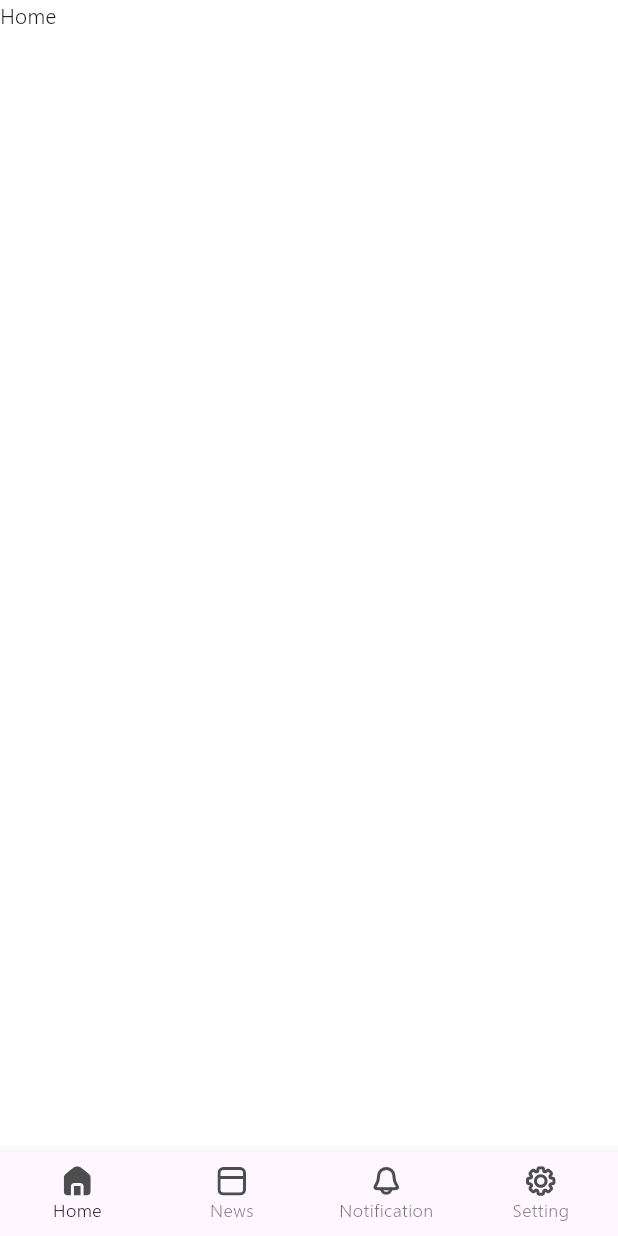
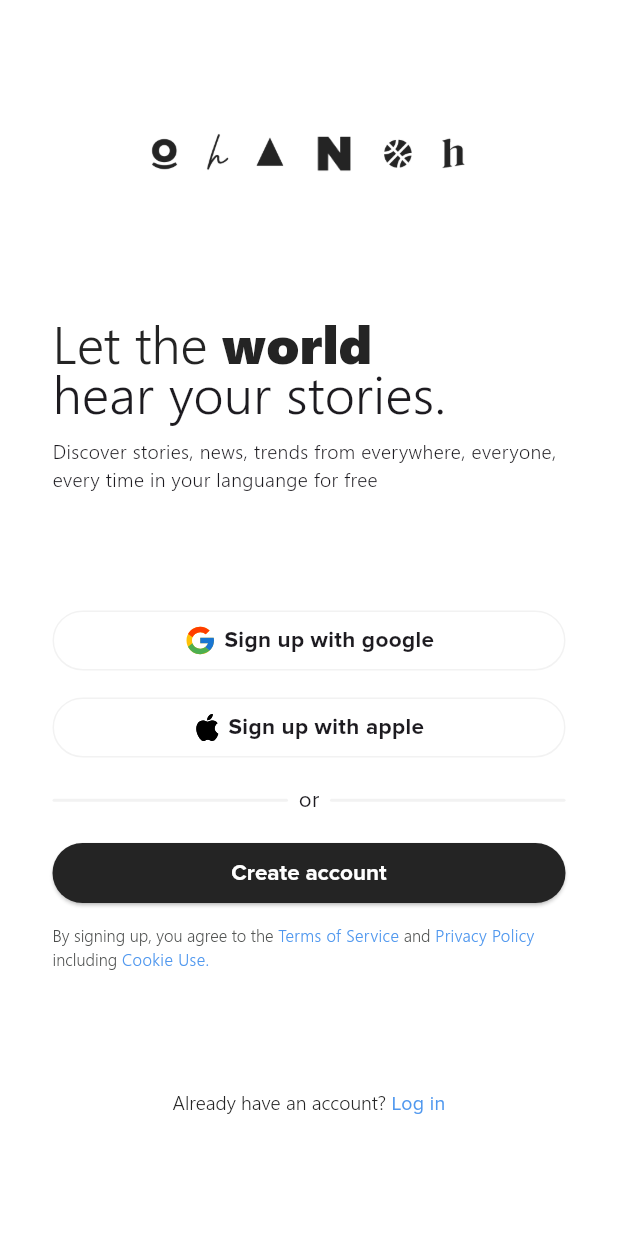
Before and after one commit to singgiaditya/NOWDOTS-Social-News, a Flutter app: the screen it shows after launch, on a phone screen of 412 x 824 dp. Run offline on Flutter 3.47's test engine with Material 3 defaults, Android fonts, the phone set to English and light mode, and no system bars; our stand-ins replace flutter_svg, go_router; project files that could hold a hidden picture were left out.

Commit message:
feat: auth - slicing sign in pages - slicing boarding page

```diff
--- a/lib/src/config/routes/route.dart
+++ b/lib/src/config/routes/route.dart
@@ -1,9 +1,11 @@
 import 'package:flutter/cupertino.dart';
 import 'package:go_router/go_router.dart';
+import 'package:nowdots_social_news/src/presentation/auth/pages/boarding/boarding_view.dart';
+import 'package:nowdots_social_news/src/presentation/auth/pages/sign_in/sign_in_email_username_view.dart';
+import 'package:nowdots_social_news/src/presentation/auth/pages/sign_in/sign_in_view.dart';
 import 'package:nowdots_social_news/src/presentation/init_page.dart';
 
 class AppRoute {
-
   static final _rootNavigatorKey = GlobalKey<NavigatorState>();
 
   // Home
@@ -26,9 +28,10 @@ class AppRoute {
     debugLabel: 'Settings',
   );
 
-  static GoRouter router =
-      GoRouter(
-        navigatorKey: _rootNavigatorKey, initialLocation: "/home", routes: [
+  static GoRouter router = GoRouter(
+      navigatorKey: _rootNavigatorKey,
+      initialLocation: "/boarding",
+      routes: [
         StatefulShellRoute.indexedStack(
             builder: (context, state, navigationShell) {
               return InitPage(navigationShell: navigationShell);
@@ -50,7 +53,9 @@ class AppRoute {
                   builder: (context, state) => const Text("News"),
                 ),
               ]),
-          StatefulShellBranch(navigatorKey: _shellNavigatorNotifications, routes: [
+              StatefulShellBranch(
+                  navigatorKey: _shellNavigatorNotifications,
+                  routes: [
                     GoRoute(
                       parentNavigatorKey: _shellNavigatorNotifications,
                       path: "/notifications",
@@ -58,7 +63,9 @@ class AppRoute {
                       builder: (context, state) => const Text("Notifications"),
                     ),
                   ]),
-          StatefulShellBranch(navigatorKey: _shellNavigatorSettings, routes: [
+              StatefulShellBranch(
+                  navigatorKey: _shellNavigatorSettings,
+                  routes: [
                     GoRoute(
                       parentNavigatorKey: _shellNavigatorSettings,
                       path: "/settings",
@@ -66,6 +73,24 @@ class AppRoute {
                       builder: (context, state) => const Text("Settings"),
                     ),
                   ]),
-        ])
+            ]),
+        GoRoute(
+          parentNavigatorKey: _rootNavigatorKey,
+          path: "/boarding",
+          name: "boarding",
+          builder: (context, state) => const BoardingView(),
+        ),
+        GoRoute(
+          parentNavigatorKey: _rootNavigatorKey,
+          path: "/sign-in",
+          name: "sign-in",
+          builder: (context, state) => const SignInView(),
+        ),
+        GoRoute(
+          parentNavigatorKey: _rootNavigatorKey,
+          path: "/sign-in-email",
+          name: "sign-in-email",
+          builder: (context, state) => const SignInEmailUsernameView(),
+        )
       ]);
 }
--- a/lib/src/config/themes/app_colors.dart
+++ b/lib/src/config/themes/app_colors.dart
@@ -4,7 +4,7 @@ Color primaryColor = const Color.fromRGBO(36, 36, 36, 1);
 Color subColor = const Color.fromRGBO(76, 78, 77, 1);
 Color thirdColor = const Color.fromRGBO(87, 99, 113, 1);
 Color boxColor = const Color.fromRGBO(242, 242, 242, 1);
-Color buttonColor = const Color.fromRGBO(76, 151, 38, 1);
+Color buttonColor = const Color.fromRGBO(79, 151, 238, 1);
 
 Color score2Color = const Color.fromRGBO(255, 0, 0, 1);
 Color score3Color = const Color.fromRGBO(255, 122, 0, 1);
--- a/lib/src/core/constant/icons.dart
+++ b/lib/src/core/constant/icons.dart
@@ -10,3 +10,6 @@ const notificationOutline = "assets/icons/notification_outline.svg";
 //setting
 const settingFilled = "assets/icons/setting_filled.svg";
 const settingOutline = "assets/icons/setting_outline.svg";
+
+const googleIcon = "assets/icons/google_icon.svg";
+const appleIcon = "assets/icons/apple_icon.svg";
--- a/lib/src/core/constant/images.dart
+++ b/lib/src/core/constant/images.dart
@@ -1,2 +1,3 @@
 const forgotPasswordImage = "assets/images/forgot_password_image.png";
 const signupImage = "assets/images/signup_images.png";
+const signinImage = "assets/images/signin_images.png";
--- /dev/null
+++ b/lib/src/core/constant/logos.dart
@@ -0,0 +1,6 @@
+const nowdotsLogo = "assets/logos/nowdots_logo.png";
+const nowfoodieLogo = "assets/logos/nowfoodie_logo.png";
+const nowherLogo = "assets/logos/nowher_logo.png";
+const nowhypeLogo = "assets/logos/nowhype_logo.png";
+const nowplayLogo = "assets/logos/nowplay_logo.png";
+const nowsportsLogo = "assets/logos/nowsports_logo.png";
--- /dev/null
+++ b/lib/src/presentation/auth/pages/boarding/boarding_view.dart
@@ -0,0 +1,172 @@
+import 'package:flutter/material.dart';
+import 'package:go_router/go_router.dart';
+import 'package:nowdots_social_news/src/config/themes/app_colors.dart';
+import 'package:nowdots_social_news/src/config/themes/app_textstyles.dart';
+import 'package:nowdots_social_news/src/core/constant/icons.dart';
+import 'package:nowdots_social_news/src/presentation/auth/widgets/custom_divider.dart';
+import 'package:nowdots_social_news/src/presentation/auth/widgets/dark_button.dart';
+import 'package:nowdots_social_news/src/presentation/auth/widgets/logo_list.dart';
+import 'package:nowdots_social_news/src/presentation/auth/widgets/sign_button.dart';
+
+class BoardingView extends StatelessWidget {
+  const BoardingView({super.key});
+
+  @override
+  Widget build(BuildContext context) {
+    return Scaffold(
+        body: SingleChildScrollView(
+      child: SafeArea(
+          child: Container(
+        constraints: BoxConstraints(
+          minHeight: MediaQuery.of(context).size.height,
+        ),
+        padding: const EdgeInsets.symmetric(horizontal: 35),
+        child: Column(
+          mainAxisAlignment: MainAxisAlignment.spaceEvenly,
+          crossAxisAlignment: CrossAxisAlignment.start,
+          children: [
+            const LogoList(),
+            _buildTitle(),
+            _buildSignUpButton(),
+            _buildSignInTextButton(context)
+          ],
+        ),
+      )),
+    ));
+  }
+
+  Center _buildSignInTextButton(BuildContext context) {
+    return Center(
+      child: RichText(
+          text: TextSpan(
+              text: "Already have an account? ",
+              style: regularSegoeUITextStyle.copyWith(
+                  fontSize: 13, color: primaryColor),
+              children: [
+            WidgetSpan(
+                alignment: PlaceholderAlignment.baseline,
+                baseline: TextBaseline.alphabetic,
+                child: GestureDetector(
+                    onTap: () {
+                      context.goNamed("sign-in");
+                    },
+                    child: Text(
+                      "Log in",
+                      style: regularProximaNovaTextStyle.copyWith(
+                          fontSize: 13, color: buttonColor),
+                    )))
+          ])),
+    );
+  }
+
+  Column _buildSignUpButton() {
+    return Column(
+      children: [
+        const IconSignButton(label: "Sign up with google", svg: googleIcon),
+        const SizedBox(
+          height: 18,
+        ),
+        const IconSignButton(label: "Sign up with apple", svg: appleIcon),
+        const SizedBox(
+          height: 18,
+        ),
+        const CustomDivider(),
+        const SizedBox(
+          height: 18,
+        ),
+        DarkButton(
+          label: "Create account",
+          onTap: (){},
+        ),
+        const SizedBox(
+          height: 14,
+        ),
+        const _BuildTermsOfService(),
+      ],
+    );
+  }
+
+  Column _buildTitle() {
+    return Column(
+      crossAxisAlignment: CrossAxisAlignment.start,
+      children: [
+        RichText(
+          textAlign: TextAlign.start,
+          text: TextSpan(
+              text: "Let the ",
+              style: regularSegoeUITextStyle.copyWith(
+                  fontSize: 35, color: primaryColor),
+              children: [
+                TextSpan(
+                    text: "world",
+                    style: titleSegoeUITextStyle.copyWith(fontSize: 35)),
+              ]),
+        ),
+        Text(
+          "hear your stories.",
+          style: regularSegoeUITextStyle.copyWith(fontSize: 35, height: 0.5),
+        ),
+        const SizedBox(
+          height: 20,
+        ),
+        Text(
+          "Discover stories, news, trends from everywhere, everyone, every time in your languange for free",
+          style: regularSegoeUITextStyle.copyWith(fontSize: 13),
+        ),
+      ],
+    );
+  }
+}
+
+class _BuildTermsOfService extends StatelessWidget {
+  const _BuildTermsOfService();
+
+  @override
+  Widget build(BuildContext context) {
+    return RichText(
+        text: TextSpan(
+            text: "By signing up, you agree to the ",
+            style:
+                regularSegoeUITextStyle.copyWith(fontSize: 11, color: subColor),
+            children: [
+          WidgetSpan(
+              alignment: PlaceholderAlignment.baseline,
+              baseline: TextBaseline.alphabetic,
+              child: InkWell(
+                  onTap: () {},
+                  child: Text(
+                    "Terms of Service",
+                    style: regularSegoeUITextStyle.copyWith(
+                        fontSize: 11, color: buttonColor),
+                  ))),
+          TextSpan(
+              text: " and ",
+              style: regularSegoeUITextStyle.copyWith(
+                  fontSize: 11, color: subColor)),
+          WidgetSpan(
+              alignment: PlaceholderAlignment.baseline,
+              baseline: TextBaseline.alphabetic,
+              child: InkWell(
+                  onTap: () {},
+                  child: Text(
+                    "Privacy Policy",
+                    style: regularSegoeUITextStyle.copyWith(
+                        fontSize: 11, color: buttonColor),
+                  ))),
+          TextSpan(
+              text: " including ",
+              style: regularSegoeUITextStyle.copyWith(
+                  fontSize: 11, color: subColor)),
+          WidgetSpan(
+              alignment: PlaceholderAlignment.baseline,
+              baseline: TextBaseline.alphabetic,
+              child: InkWell(
+                  onTap: () {},
+                  child: Text(
+                    "Cookie Use.",
+                    style: regularSegoeUITextStyle.copyWith(
+                        fontSize: 11, color: buttonColor),
+                  ))),
+        ]));
+  }
+}
--- /dev/null
+++ b/lib/src/presentation/auth/widgets/custom_divider.dart
@@ -0,0 +1,39 @@
+import 'package:flutter/material.dart';
+import 'package:nowdots_social_news/src/config/themes/app_colors.dart';
+import 'package:nowdots_social_news/src/config/themes/app_textstyles.dart';
+
+class CustomDivider extends StatelessWidget {
+  const CustomDivider({
+    super.key,
+  });
+
+  @override
+  Widget build(BuildContext context) {
+    return Row(
+      children: [
+        Expanded(
+          child: Container(
+              height: 2,
+              decoration: BoxDecoration(
+                  borderRadius: BorderRadius.circular(16), color: boxColor)),
+        ),
+        const SizedBox(
+          width: 7,
+        ),
+        Text(
+          "or",
+          style: regularProximaNovaTextStyle.copyWith(fontSize: 15),
+        ),
+        const SizedBox(
+          width: 7,
+        ),
+        Expanded(
+          child: Container(
+              height: 2,
+              decoration: BoxDecoration(
+                  borderRadius: BorderRadius.circular(16), color: boxColor)),
+        ),
+      ],
+    );
+  }
+}
--- /dev/null
+++ b/lib/src/presentation/auth/widgets/dark_button.dart
@@ -0,0 +1,29 @@
+import 'package:flutter/material.dart';
+import 'package:nowdots_social_news/src/config/themes/app_colors.dart';
+import 'package:nowdots_social_news/src/config/themes/app_textstyles.dart';
+
+class DarkButton extends StatelessWidget {
+  final void Function()? onTap;
+  final String label;
+
+  const DarkButton({super.key, required this.label, required this.onTap});
+
+  @override
+  Widget build(BuildContext context) {
+    return SizedBox(
+      height: 40,
+      width: double.infinity,
+      child: ElevatedButton(
+        style: ButtonStyle(
+            backgroundColor: WidgetStatePropertyAll<Color>(primaryColor)),
+        onPressed: onTap,
+        child: Text(label,
+            style: subtitleProximaNovaTextStyle.copyWith(
+              fontSize: 15,
+              fontWeight: FontWeight.w600,
+              color: Colors.white,
+            )),
+      ),
+    );
+  }
+}
--- /dev/null
+++ b/lib/src/presentation/auth/widgets/logo_list.dart
@@ -0,0 +1,42 @@
+import 'package:flutter/material.dart';
+  import 'package:nowdots_social_news/src/core/constant/logos.dart';
+
+class LogoList extends StatelessWidget {
+  const LogoList({
+    super.key,
+  });
+
+  @override
+  Widget build(BuildContext context) {
+    return Row(
+      crossAxisAlignment: CrossAxisAlignment.center,
+      mainAxisAlignment: MainAxisAlignment.center,
+      children: [
+        Image.asset(
+          nowfoodieLogo,
+          scale: 2.5,
+        ),
+        Image.asset(
+          nowherLogo,
+          scale: 2.5,
+        ),
+        Image.asset(
+          nowplayLogo,
+          scale: 2.5,
+        ),
+        Image.asset(
+          nowdotsLogo,
+          scale: 1.8,
+        ),
+        Image.asset(
+          nowsportsLogo,
+          scale: 2.5,
+        ),
+        Image.asset(
+          nowhypeLogo,
+          scale: 2.5,
+        ),
+      ],
+    );
+  }
+}
--- /dev/null
+++ b/lib/src/presentation/auth/widgets/sign_button.dart
@@ -0,0 +1,39 @@
+import 'package:flutter/material.dart';
+import 'package:flutter_svg/svg.dart';
+import 'package:nowdots_social_news/src/config/themes/app_colors.dart';
+import 'package:nowdots_social_news/src/config/themes/app_textstyles.dart';
+
+class IconSignButton extends StatelessWidget {
+  final String svg;
+  final String label;
+  const IconSignButton({
+    super.key,
+    required this.svg,
+    required this.label,
+  });
+
+  @override
+  Widget build(BuildContext context) {
+    return Container(
+      height: 40,
+      width: double.infinity,
+      decoration: BoxDecoration(
+          borderRadius: BorderRadius.circular(20),
+          border: Border.all(color: boxColor, width: 1)),
+      child: Row(
+        mainAxisAlignment: MainAxisAlignment.center,
+        children: [
+          SvgPicture.asset(svg),
+          const SizedBox(
+            width: 5,
+          ),
+          Text(
+            label,
+            style: subtitleProximaNovaTextStyle.copyWith(
+                fontSize: 15, fontWeight: FontWeight.w600),
+          )
+        ],
+      ),
+    );
+  }
+}
--- a/pubspec.yaml
+++ b/pubspec.yaml
@@ -47,6 +47,7 @@ flutter:
     #images
     - assets/images/forgot_password_image.png
     - assets/images/signup_images.png
+    - assets/images/signin_images.png
 
     #icons
     - assets/icons/home_outline.svg
@@ -57,6 +58,8 @@ flutter:
     - assets/icons/news_filled.svg
     - assets/icons/setting_outline.svg
     - assets/icons/setting_filled.svg
+    - assets/icons/google_icon.svg
+    - assets/icons/apple_icon.svg
 
   fonts:
     - family: Proxima Nova
```
Also changed, not shown: lib/src/config/themes/app_themes.dart (+32 -1 lines), lib/src/presentation/auth/pages/sign_in/sign_in_email_username_view.dart (added, +149 -0 lines), lib/src/presentation/auth/pages/sign_in/sign_in_view.dart (added, +67 -0 lines), assets/icons/apple_icon.svg (added), assets/icons/google_icon.svg (added), assets/images/signin_images.png (added). Lines whose indentation alone changed are shown as unchanged.
